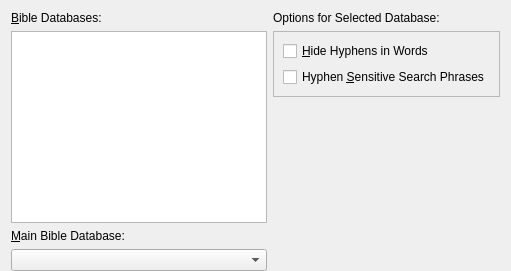
Old version of the form programs/KJVCanOpener/KJVBibleDatabaseConfig.ui in the repository dewhisna/KingJamesPureBibleSearch.
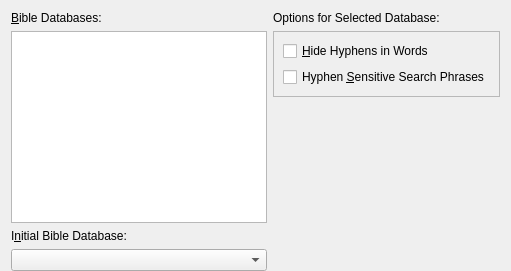
New version of the form.

Diff of the .ui file:
```diff
--- a/programs/KJVCanOpener/KJVBibleDatabaseConfig.ui
+++ b/programs/KJVCanOpener/KJVBibleDatabaseConfig.ui
@@ -68,7 +68,7 @@
      <item>
       <widget class="QLabel" name="lblMainBibleDatabaseSelect">
        <property name="text">
-        <string>&amp;Main Bible Database:</string>
+        <string>I&amp;nitial Bible Database:</string>
        </property>
        <property name="buddy">
         <cstring>comboBoxMainBibleDatabaseSelect</cstring>
```
